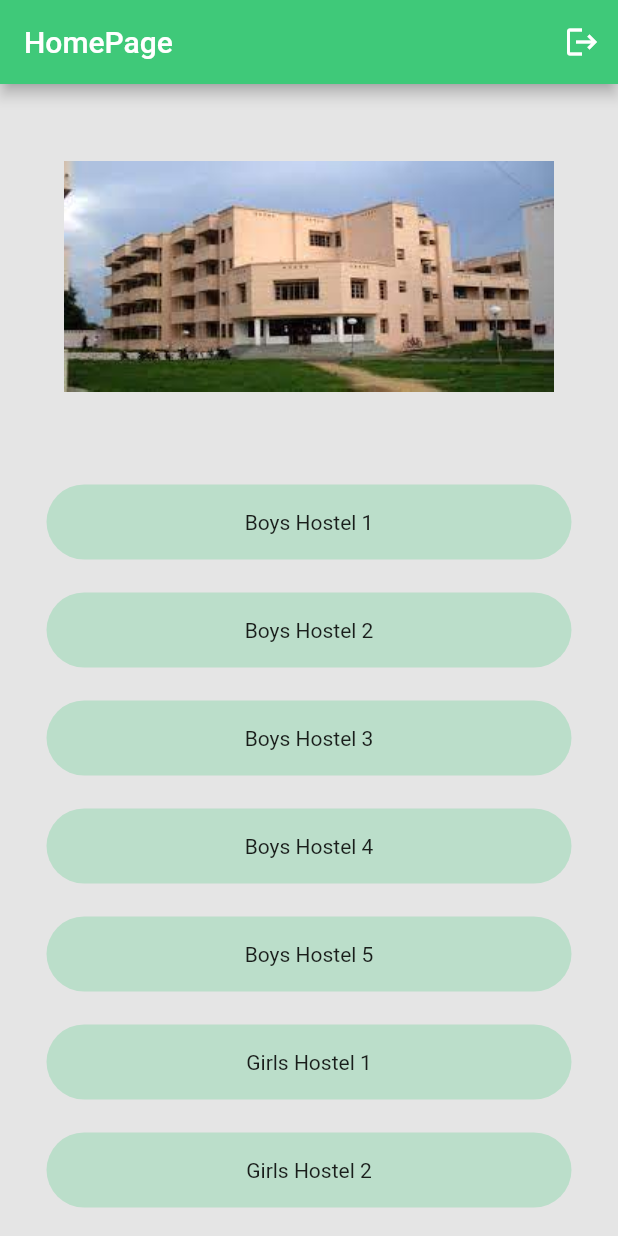
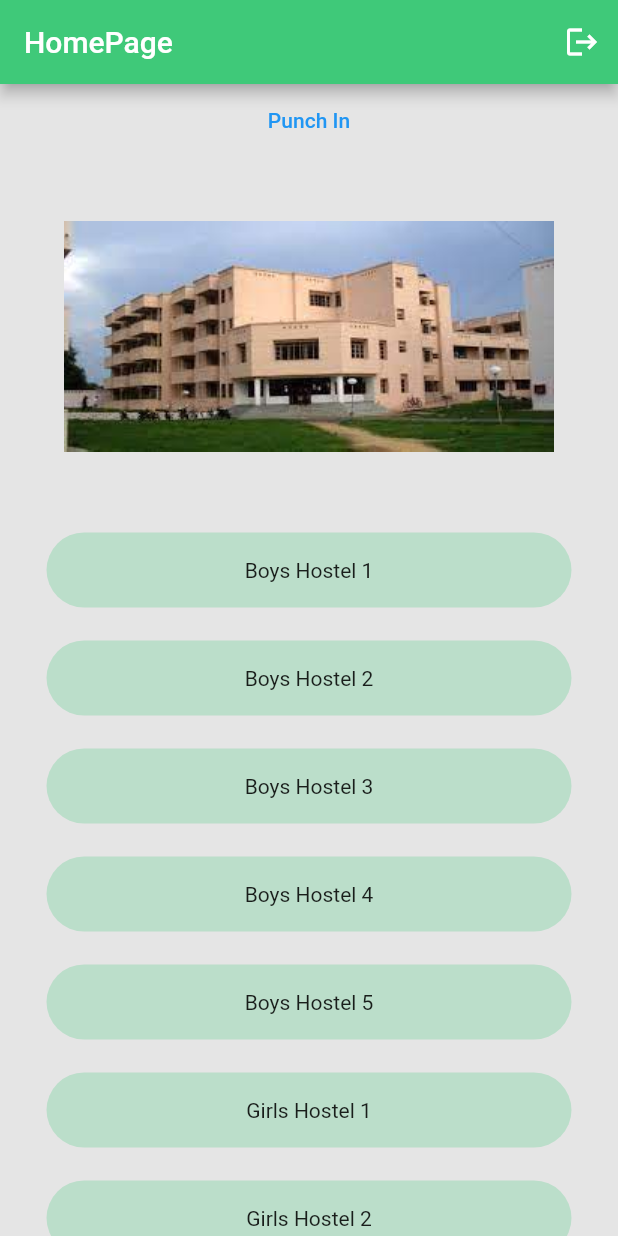
Before and after one commit to Darkknight131714/Dorm-Management, a Flutter app: the FirstScreen screen opened directly, on a phone screen of 412 x 824 dp. Run offline on Flutter 3.47's test engine with Material 2 defaults, Android fonts, the phone set to English and light mode, and no system bars; our stand-ins replace cloud_firestore, firebase_auth, firebase_core, open_file, pdf; missing offline and left inert: dart:ffi, upi_pay; accounts and stored records are empty.

Commit message:
Added Punch In Punch Out Functionality

```diff
--- a/lib/register.dart
+++ b/lib/register.dart
@@ -108,6 +108,8 @@ class _RegisterScreenState extends State<RegisterScreen> {
                       "Email": email,
                       "hostelfee": false,
                       "otherfee": false,
+                      "isinhostel": false,
+                      "history": [],
                     });
                     _firestore.collection("uid").add({
                       "email": email,
--- a/lib/userHomePage.dart
+++ b/lib/userHomePage.dart
@@ -1,5 +1,6 @@
 // ignore_for_file: file_names, use_key_in_widget_constructors, prefer_const_literals_to_create_immutables
 
+import 'package:cloud_firestore/cloud_firestore.dart';
 import 'package:dormitory_management/dorm_details.dart';
 import 'package:flutter/material.dart';
 import 'package:cupertino_icons/cupertino_icons.dart';
@@ -106,6 +107,40 @@ class FirstScreen extends StatelessWidget {
       body: Center(
         child: Column(
           children: [
+            StreamBuilder<QuerySnapshot>(
+              stream:
+                  FirebaseFirestore.instance.collection('students').snapshots(),
+              builder: (context, snapshot) {
+                if (!snapshot.hasData) {
+                  return CircularProgressIndicator();
+                } else {
+                  bool isInHostel = false;
+                  for (int i = 0; i < snapshot.data!.docs.length; i++) {
+                    if (snapshot.data!.docs[i]['Email'] == val[3]) {
+                      isInHostel = snapshot.data!.docs[i]['isinhostel'];
+                      break;
+                    }
+                  }
+                  if (isInHostel) {
+                    return TextButton(
+                      child: Text("Punch Out"),
+                      onPressed: () async {
+                        Functions func = Functions();
+                        await func.punchInorOur(isInHostel);
+                      },
+                    );
+                  } else {
+                    return TextButton(
+                      onPressed: () async {
+                        Functions func = Functions();
+                        await func.punchInorOur(isInHostel);
+                      },
+                      child: Text("Punch In"),
+                    );
+                  }
+                }
+              },
+            ),
             Expanded(
               flex: 1,
               child: ClipRRect(
```
Also changed, not shown: lib/functions.dart (+25 -3 lines), lib/studentinfo.dart (+36 -28 lines), lib/user_profile.dart (+29 -0 lines).
